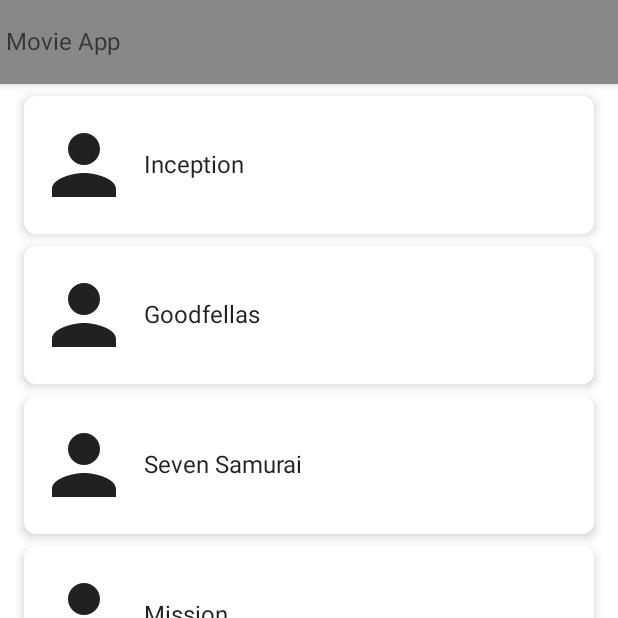
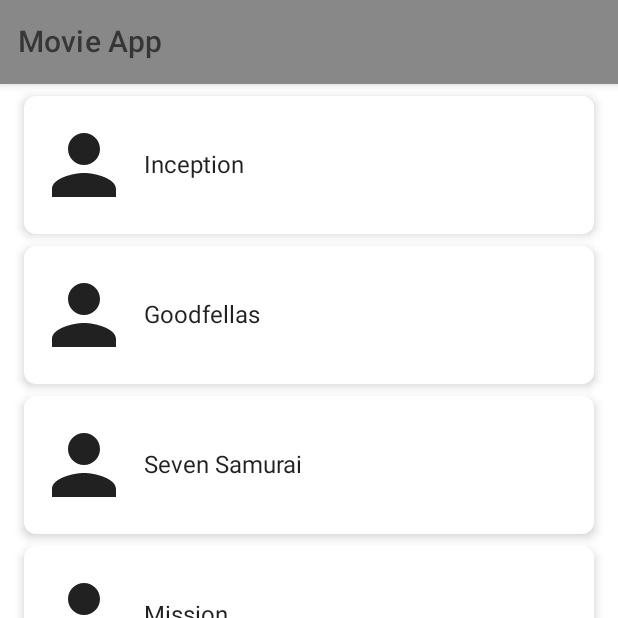
Before and after one commit to Hitesh880443/MovieApp-JetPackCompose, an Android app built with Jetpack Compose: the screen it shows after launch (MainActivity), on a phone screen of 412 x 824 dp, the top half of it. Run offline under Robolectric (Android 15) with nearby library versions, the phone set to English and light mode, and no system bars.

```diff
--- a/app/build.gradle
+++ b/app/build.gradle
@@ -59,4 +59,5 @@ dependencies {
     androidTestImplementation "androidx.compose.ui:ui-test-junit4:$compose_version"
     debugImplementation "androidx.compose.ui:ui-tooling:$compose_version"
     debugImplementation "androidx.compose.ui:ui-test-manifest:$compose_version"
+    implementation "androidx.navigation:navigation-compose:2.4.2"
 }
--- a/app/src/main/java/com/hitesh/movieapp/MainActivity.kt
+++ b/app/src/main/java/com/hitesh/movieapp/MainActivity.kt
@@ -1,25 +1,12 @@
 package com.hitesh.movieapp
 
 import android.os.Bundle
-import android.util.Log
 import androidx.activity.ComponentActivity
 import androidx.activity.compose.setContent
-import androidx.compose.foundation.clickable
-import androidx.compose.foundation.layout.*
-import androidx.compose.foundation.lazy.LazyColumn
-import androidx.compose.foundation.lazy.items
-import androidx.compose.foundation.shape.RoundedCornerShape
-import androidx.compose.material.*
-import androidx.compose.material.icons.Icons
-import androidx.compose.material.icons.filled.Person
 import androidx.compose.runtime.Composable
-import androidx.compose.ui.Alignment
-import androidx.compose.ui.Modifier
-import androidx.compose.ui.graphics.Color
 import androidx.compose.ui.tooling.preview.Preview
-import androidx.compose.ui.unit.dp
+import com.hitesh.movieapp.navigation.MovieNavigation
 import com.hitesh.movieapp.ui.theme.MovieAppJetpackComposeTheme
-import com.hitesh.movieapp.util.MOCK_MOVIE_LIST
 
 const val TAG = "Movie App"
 
@@ -28,7 +15,7 @@ class MainActivity : ComponentActivity() {
         super.onCreate(savedInstanceState)
         setContent {
             MyApp {
-                MainContent()
+                MovieNavigation()
             }
         }
     }
@@ -38,73 +25,15 @@ class MainActivity : ComponentActivity() {
 @Composable
 fun MyApp(content: @Composable () -> Unit) {
     MovieAppJetpackComposeTheme {
-        Scaffold(
-            topBar = {
-                TopAppBar(
-                    backgroundColor = Color.Gray,
-                    elevation = 4.dp
-                ) {
-                    Text(text = "Movie App")
-                }
-            }
-        ) {
-            content()
-        }
-    }
-
-}
-
-@Composable
-fun MainContent(movieList: List<String> = MOCK_MOVIE_LIST) {
-    Column(
-        modifier = Modifier
-            .fillMaxWidth()
-            .padding(horizontal = 16.dp)
-    ) {
-        LazyColumn {
-            items(items = movieList) {
-                MovieRow(it) { movie ->
-                    Log.d(TAG, "MainContent: $movie")
-                }
-            }
-        }
+        content()
     }
 }
 
-@Composable
-fun MovieRow(movie: String, onItemClick: (String) -> Unit) {
-    Card(
-        modifier = Modifier
-            .fillMaxWidth()
-            .height(100.dp)
-            .padding(top = 8.dp)
-            .clickable {
-                onItemClick.invoke(movie)
-            },
-        shape = RoundedCornerShape(8.dp),
-        elevation = 4.dp
-
-    ) {
-        Row(
-            verticalAlignment = Alignment.CenterVertically,
-            horizontalArrangement = Arrangement.Start
-        ) {
-            Icon(
-                modifier = Modifier
-                    .size(80.dp)
-                    .padding(8.dp),
-                imageVector = Icons.Default.Person,
-                contentDescription = "Movie Icon"
-            )
-            Text(text = movie)
-        }
-    }
-}
 
 @Preview(showBackground = true)
 @Composable
 fun DefaultPreview() {
     MyApp {
-        MainContent()
+        MovieNavigation()
     }
 }
--- /dev/null
+++ b/app/src/main/java/com/hitesh/movieapp/navigation/MovieNavigation.kt
@@ -0,0 +1,22 @@
+package com.hitesh.movieapp.navigation
+
+import androidx.compose.runtime.Composable
+import androidx.navigation.compose.NavHost
+import androidx.navigation.compose.composable
+import androidx.navigation.compose.rememberNavController
+import com.hitesh.movieapp.screens.details.DetailsScreen
+import com.hitesh.movieapp.screens.home.HomeScreen
+
+@Composable
+fun MovieNavigation() {
+    val navController = rememberNavController()
+    NavHost(navController = navController, startDestination = MovieScreens.HomeScreen.name) {
+        composable(MovieScreens.HomeScreen.name) {
+            HomeScreen(navController = navController)
+        }
+
+        composable(MovieScreens.DetailsScreen.name) {
+            DetailsScreen(navController = navController)
+        }
+    }
+}
--- /dev/null
+++ b/app/src/main/java/com/hitesh/movieapp/screens/home/HomeScreen.kt
@@ -0,0 +1,88 @@
+package com.hitesh.movieapp.screens.home
+
+import android.util.Log
+import androidx.compose.foundation.clickable
+import androidx.compose.foundation.layout.*
+import androidx.compose.foundation.lazy.LazyColumn
+import androidx.compose.foundation.lazy.items
+import androidx.compose.foundation.shape.RoundedCornerShape
+import androidx.compose.material.*
+import androidx.compose.material.icons.Icons
+import androidx.compose.material.icons.filled.Person
+import androidx.compose.runtime.Composable
+import androidx.compose.ui.Alignment
+import androidx.compose.ui.Modifier
+import androidx.compose.ui.graphics.Color
+import androidx.compose.ui.unit.dp
+import androidx.navigation.NavController
+import com.hitesh.movieapp.TAG
+import com.hitesh.movieapp.navigation.MovieScreens
+import com.hitesh.movieapp.util.MOCK_MOVIE_LIST
+
+@Composable
+fun HomeScreen(navController: NavController) {
+    Scaffold(
+        topBar = {
+            TopAppBar(
+                backgroundColor = Color.Gray,
+                elevation = 4.dp,
+            ) {
+                Text(
+                    text = "Movie App",
+                    style = MaterialTheme.typography.h6,
+                    modifier = Modifier.padding(horizontal = 8.dp)
+                )
+            }
+        }
+    ) {
+        MainContent(navController = navController)
+    }
+}
+
+@Composable
+fun MainContent(navController: NavController, movieList: List<String> = MOCK_MOVIE_LIST) {
+    Column(
+        modifier = Modifier
+            .fillMaxWidth()
+            .padding(horizontal = 16.dp)
+    ) {
+        LazyColumn {
+            items(items = movieList) {
+                MovieRow(it) { movie ->
+                    Log.d(TAG, "MainContent: $movie")
+                    navController.navigate(route = MovieScreens.DetailsScreen.name)
+                }
+            }
+        }
+    }
+}
+
+@Composable
+fun MovieRow(movie: String, onItemClick: (String) -> Unit) {
+    Card(
+        modifier = Modifier
+            .fillMaxWidth()
+            .height(100.dp)
+            .padding(top = 8.dp)
+            .clickable {
+                onItemClick.invoke(movie)
+            },
+        shape = RoundedCornerShape(8.dp),
+        elevation = 4.dp
+
+    ) {
+        Row(
+            verticalAlignment = Alignment.CenterVertically,
+            horizontalArrangement = Arrangement.Start
+        ) {
+            Icon(
+                modifier = Modifier
+                    .size(80.dp)
+                    .padding(8.dp),
+                imageVector = Icons.Default.Person,
+                contentDescription = "Movie Icon"
+            )
+            Text(text = movie)
+        }
+    }
+}
```
Also changed, not shown: app/src/main/java/com/hitesh/movieapp/navigation/MovieScreens.kt (added, +15 -0 lines), app/src/main/java/com/hitesh/movieapp/screens/details/DetailsScreen.kt (added, +10 -0 lines), 1 other file.
